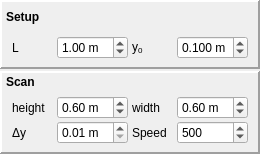
davidgrier/qacam, file QPolargraph/Polargraph_UI.ui: the form before one commit.
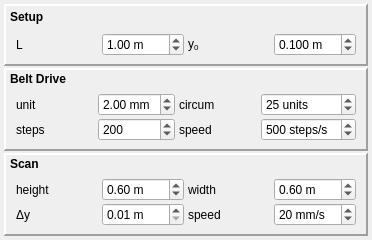
The form after the commit.

Commit message: Control stepper motor configuration

Patch:
```diff
--- a/QPolargraph/Polargraph_UI.ui
+++ b/QPolargraph/Polargraph_UI.ui
@@ -6,19 +6,19 @@
    <rect>
     <x>0</x>
     <y>0</y>
-    <width>260</width>
-    <height>154</height>
+    <width>372</width>
+    <height>240</height>
    </rect>
   </property>
   <property name="windowTitle">
    <string>Form</string>
   </property>
-  <layout class="QVBoxLayout" name="verticalLayout_3">
+  <layout class="QVBoxLayout" name="verticalLayout_4">
    <property name="spacing">
     <number>2</number>
    </property>
    <property name="margin">
-    <number>0</number>
+    <number>4</number>
    </property>
    <item>
     <widget class="QFrame" name="frameSetup">
@@ -133,6 +133,180 @@
      </layout>
     </widget>
    </item>
+   <item>
+    <widget class="QFrame" name="frameBelt">
+     <property name="frameShape">
+      <enum>QFrame::Panel</enum>
+     </property>
+     <property name="frameShadow">
+      <enum>QFrame::Raised</enum>
+     </property>
+     <property name="lineWidth">
+      <number>2</number>
+     </property>
+     <layout class="QVBoxLayout" name="verticalLayout_3">
+      <property name="spacing">
+       <number>1</number>
+      </property>
+      <property name="leftMargin">
+       <number>4</number>
+      </property>
+      <property name="topMargin">
+       <number>2</number>
+      </property>
+      <property name="rightMargin">
+       <number>4</number>
+      </property>
+      <property name="bottomMargin">
+       <number>2</number>
+      </property>
+      <item>
+       <widget class="QLabel" name="labelBelt">
+        <property name="font">
+         <font>
+          <weight>75</weight>
+          <bold>true</bold>
+         </font>
+        </property>
+        <property name="text">
+         <string>Belt Drive</string>
+        </property>
+       </widget>
+      </item>
+      <item>
+       <widget class="QWidget" name="wBelt" native="true">
+        <layout class="QGridLayout" name="gridLayout_2">
+         <property name="horizontalSpacing">
+          <number>4</number>
+         </property>
+         <property name="verticalSpacing">
+          <number>2</number>
+         </property>
+         <property name="margin">
+          <number>6</number>
+         </property>
+         <item row="0" column="0">
+          <widget class="QLabel" name="labelUnit">
+           <property name="text">
+            <string>unit</string>
+           </property>
+          </widget>
+         </item>
+         <item row="0" column="1">
+          <widget class="QDoubleSpinBox" name="unit">
+           <property name="statusTip">
+            <string>Polargraph: Tooth size on timing belt</string>
+           </property>
+           <property name="suffix">
+            <string> mm</string>
+           </property>
+           <property name="minimum">
+            <double>1.000000000000000</double>
+           </property>
+           <property name="maximum">
+            <double>5.000000000000000</double>
+           </property>
+           <property name="singleStep">
+            <double>0.100000000000000</double>
+           </property>
+           <property name="value">
+            <double>2.000000000000000</double>
+           </property>
+          </widget>
+         </item>
+         <item row="0" column="2">
+          <widget class="QLabel" name="labelCircum">
+           <property name="text">
+            <string>circum</string>
+           </property>
+          </widget>
+         </item>
+         <item row="0" column="3">
+          <widget class="QDoubleSpinBox" name="circumference">
+           <property name="statusTip">
+            <string>Polargraph: Units per motor revolution</string>
+           </property>
+           <property name="suffix">
+            <string> units</string>
+           </property>
+           <property name="decimals">
+            <number>0</number>
+           </property>
+           <property name="minimum">
+            <double>1.000000000000000</double>
+           </property>
+           <property name="value">
+            <double>25.000000000000000</double>
+           </property>
+          </widget>
+         </item>
+         <item row="1" column="1">
+          <widget class="QDoubleSpinBox" name="steps">
+           <property name="statusTip">
+            <string>Polargraph: Motor steps per revolution</string>
+           </property>
+           <property name="decimals">
+            <number>0</number>
+           </property>
+           <property name="minimum">
+            <double>100.000000000000000</double>
+           </property>
+           <property name="maximum">
+            <double>500.000000000000000</double>
+           </property>
+           <property name="singleStep">
+            <double>50.000000000000000</double>
+           </property>
+           <property name="value">
+            <double>200.000000000000000</double>
+           </property>
+          </widget>
+         </item>
+         <item row="1" column="2">
+          <widget class="QLabel" name="labelStepSpeed">
+           <property name="text">
+            <string>speed</string>
+           </property>
+          </widget>
+         </item>
+         <item row="1" column="0">
+          <widget class="QLabel" name="labelSteps">
+           <property name="text">
+            <string>steps</string>
+           </property>
+          </widget>
+         </item>
+         <item row="1" column="3">
+          <widget class="QDoubleSpinBox" name="stepSpeed">
+           <property name="statusTip">
+            <string>Polargraph: Motor steps per second</string>
+           </property>
+           <property name="suffix">
+            <string> steps/s</string>
+           </property>
+           <property name="decimals">
+            <number>0</number>
+           </property>
+           <property name="minimum">
+            <double>10.000000000000000</double>
+           </property>
+           <property name="maximum">
+            <double>1000.000000000000000</double>
+           </property>
+           <property name="singleStep">
+            <double>10.000000000000000</double>
+           </property>
+           <property name="value">
+            <double>500.000000000000000</double>
+           </property>
+          </widget>
+         </item>
+        </layout>
+       </widget>
+      </item>
+     </layout>
+    </widget>
+   </item>
    <item>
     <widget class="QFrame" name="frameScan">
      <property name="statusTip">
@@ -212,7 +386,7 @@
          <item row="1" column="2">
           <widget class="QLabel" name="labelSpeed">
            <property name="text">
-            <string>Speed</string>
+            <string>speed</string>
            </property>
           </widget>
          </item>
@@ -272,20 +446,23 @@
          </item>
          <item row="1" column="3">
           <widget class="QDoubleSpinBox" name="speed">
+           <property name="suffix">
+            <string> mm/s</string>
+           </property>
            <property name="decimals">
             <number>0</number>
            </property>
            <property name="minimum">
-            <double>100.000000000000000</double>
+            <double>1.000000000000000</double>
            </property>
            <property name="maximum">
-            <double>1000.000000000000000</double>
+            <double>200.000000000000000</double>
            </property>
            <property name="singleStep">
             <double>10.000000000000000</double>
            </property>
            <property name="value">
-            <double>500.000000000000000</double>
+            <double>20.000000000000000</double>
            </property>
           </widget>
          </item>
```
Left out of the diff: 5 changed lines with no effect on the pictures. The commit also changes 1 other file.
